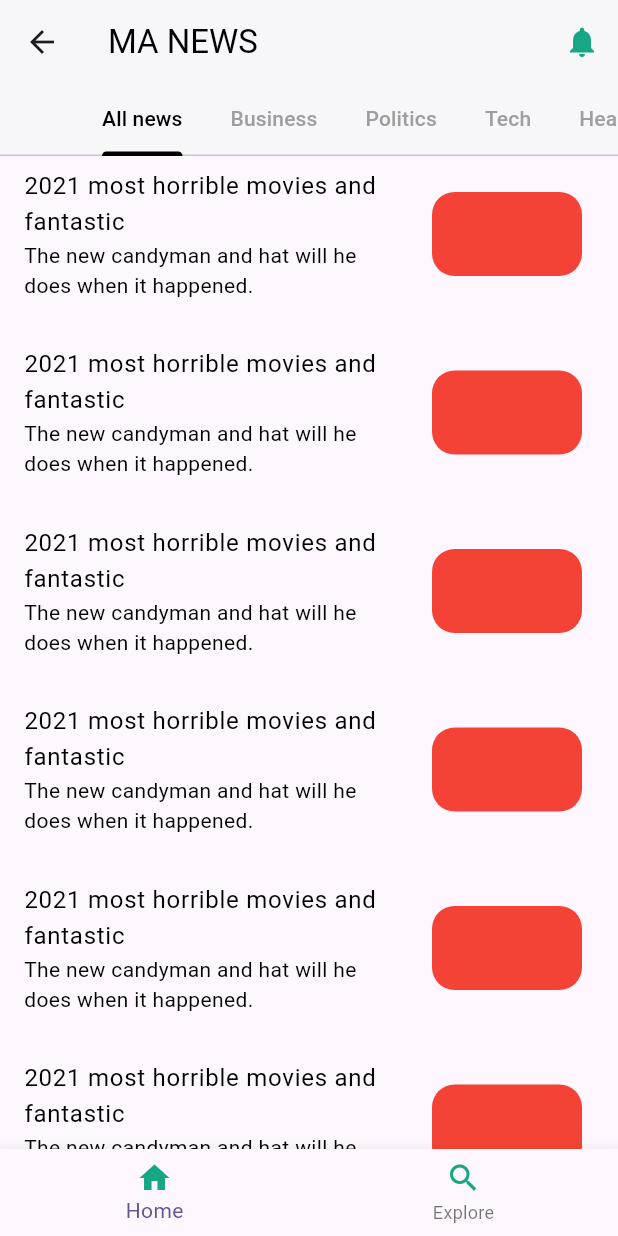
After one commit to MohamedAliShaltoot/MA-NEWS, a Flutter app: the HomeNewsScreen screen opened directly, on a phone screen of 412 x 824 dp. The commit adds this screen. Run offline on Flutter 3.47's test engine with Material 3 defaults, Android fonts, the light colour scheme and no system bars.

Commit message:
adding home screen body

```diff
--- /dev/null
+++ b/lib/Screens/home_screen.dart
@@ -0,0 +1,80 @@
+import 'package:flutter/material.dart';
+
+class HomeNewsScreen extends StatelessWidget {
+  const HomeNewsScreen({super.key});
+
+  @override
+  Widget build(BuildContext context) {
+    return DefaultTabController(length: 6,
+    child: Scaffold(
+
+        bottomNavigationBar: BottomNavigationBar(
+          //backgroundColor: ,
+          currentIndex: 0,
+          items: const [
+            BottomNavigationBarItem(
+              icon: Icon(Icons.home,color: Color(0xff18A785)),
+              label: 'Home',
+            ),
+            BottomNavigationBarItem(
+              icon: Icon(Icons.search,color: Color(0xff18A785)),
+              label: 'Explore',
+            ),
+          ],
+        ),
+appBar: AppBar(
+
+   title: const Text(
+            'MA NEWS',
+            style: TextStyle(color: Colors.black),
+          ),
+          backgroundColor: Colors.white,
+          elevation: 1,
+          actions: [
+            IconButton(
+              icon: const Icon(Icons.notifications, color: Color(0xff18A785)),
+              onPressed: () {},
+            ),
+          ],
+           bottom: const TabBar(
+            isScrollable: true,
+            labelColor: Colors.black,
+            unselectedLabelColor: Colors.grey,
+            indicatorColor: Colors.black,
+            tabs: [
+              Tab(text: 'All news',),
+              Tab(text: 'Business'),
+              Tab(text: 'Politics'),
+              Tab(text: 'Tech'),
+              Tab(text: 'Healthy'),
+              Tab(text: 'Science'),
+            ],
+          ),
+        ),
+        body: ListView.separated(itemBuilder: (BuildContext context, int index) {
+          return ListTile(
+            trailing: Container(
+              width: 100,
+              height: 300,
+
+              decoration: BoxDecoration(
+                color: Colors.red,
+                borderRadius: BorderRadius.circular(15)
+              ),),
+            title: const Text("2021 most horrible movies and fantastic "
+            ,style: TextStyle(color:Colors.black ),),
+            subtitle: const Text("The new candyman and hat will he does when it happened. ",
+            style: TextStyle(color:Colors.black ),),
+          );
+          },
+         itemCount: 14,
+          separatorBuilder: (BuildContext context, int index) {
+            return const SizedBox(height: 15,);
+           },),
+
+
+),
+    );
+
+  }
+}
--- /dev/null
+++ b/lib/counter_app.dart
@@ -0,0 +1,57 @@
+import 'package:flutter/material.dart';
+
+class MyHomePage extends StatefulWidget {
+  const MyHomePage({super.key, required this.title});
+
+
+
+  final String title;
+
+  @override
+  State<MyHomePage> createState() => _MyHomePageState();
+}
+
+class _MyHomePageState extends State<MyHomePage> {
+  int _counter = 0;
+
+  void _incrementCounter() {
+    setState(() {
+
+      _counter++;
+    });
+  }
+
+  @override
+  Widget build(BuildContext context) {
+
+    return Scaffold(
+      appBar: AppBar(
+
+        backgroundColor: Theme.of(context).colorScheme.inversePrimary,
+
+        title: Text(widget.title),
+      ),
+      body: Center(
+
+        child: Column(
+
+          mainAxisAlignment: MainAxisAlignment.center,
+          children: <Widget>[
+            const Text(
+              'You have pushed the button this many times:',
+            ),
+            Text(
+              '$_counter',
+              style: Theme.of(context).textTheme.headlineMedium,
+            ),
+          ],
+        ),
+      ),
+      floatingActionButton: FloatingActionButton(
+        onPressed: _incrementCounter,
+        tooltip: 'Increment',
+        child: const Icon(Icons.add),
+      ),
+    );
+  }
+}
--- a/lib/main.dart
+++ b/lib/main.dart
@@ -1,4 +1,5 @@
 import 'package:flutter/material.dart';
+import 'package:ma_news/counter_app.dart';
 
 void main() {
   runApp(const MyApp());
@@ -7,27 +8,14 @@ void main() {
 class MyApp extends StatelessWidget {
   const MyApp({super.key});
 
-  // This widget is the root of your application.
+
   @override
   Widget build(BuildContext context) {
     return MaterialApp(
+      debugShowCheckedModeBanner: false,
       title: 'Flutter Demo',
       theme: ThemeData(
-        // This is the theme of your application.
-        //
-        // TRY THIS: Try running your application with "flutter run". You'll see
-        // the application has a purple toolbar. Then, without quitting the app,
-        // try changing the seedColor in the colorScheme below to Colors.green
-        // and then invoke "hot reload" (save your changes or press the "hot
-        // reload" button in a Flutter-supported IDE, or press "r" if you used
-        // the command line to start the app).
-        //
-        // Notice that the counter didn't reset back to zero; the application
-        // state is not lost during the reload. To reset the state, use hot
-        // restart instead.
-        //
-        // This works for code too, not just values: Most code changes can be
-        // tested with just a hot reload.
+
         colorScheme: ColorScheme.fromSeed(seedColor: Colors.deepPurple),
         useMaterial3: true,
       ),
@@ -35,91 +23,3 @@ class MyApp extends StatelessWidget {
     );
   }
 }
-
-class MyHomePage extends StatefulWidget {
-  const MyHomePage({super.key, required this.title});
-
-  // This widget is the home page of your application. It is stateful, meaning
-  // that it has a State object (defined below) that contains fields that affect
-  // how it looks.
-
-  // This class is the configuration for the state. It holds the values (in this
-  // case the title) provided by the parent (in this case the App widget) and
-  // used by the build method of the State. Fields in a Widget subclass are
-  // always marked "final".
-
-  final String title;
-
-  @override
-  State<MyHomePage> createState() => _MyHomePageState();
-}
-
-class _MyHomePageState extends State<MyHomePage> {
-  int _counter = 0;
-
-  void _incrementCounter() {
-    setState(() {
-      // This call to setState tells the Flutter framework that something has
-      // changed in this State, which causes it to rerun the build method below
-      // so that the display can reflect the updated values. If we changed
-      // _counter without calling setState(), then the build method would not be
-      // called again, and so nothing would appear to happen.
-      _counter++;
-    });
-  }
-
-  @override
-  Widget build(BuildContext context) {
-    // This method is rerun every time setState is called, for instance as done
-    // by the _incrementCounter method above.
-    //
-    // The Flutter framework has been optimized to make rerunning build methods
-    // fast, so that you can just rebuild anything that needs updating rather
-    // than having to individually change instances of widgets.
-    return Scaffold(
-      appBar: AppBar(
-        // TRY THIS: Try changing the color here to a specific color (to
-        // Colors.amber, perhaps?) and trigger a hot reload to see the AppBar
-        // change color while the other colors stay the same.
-        backgroundColor: Theme.of(context).colorScheme.inversePrimary,
-        // Here we take the value from the MyHomePage object that was created by
-        // the App.build method, and use it to set our appbar title.
-        title: Text(widget.title),
-      ),
-      body: Center(
-        // Center is a layout widget. It takes a single child and positions it
-        // in the middle of the parent.
-        child: Column(
-          // Column is also a layout widget. It takes a list of children and
-          // arranges them vertically. By default, it sizes itself to fit its
-          // children horizontally, and tries to be as tall as its parent.
-          //
-          // Column has various properties to control how it sizes itself and
-          // how it positions its children. Here we use mainAxisAlignment to
-          // center the children vertically; the main axis here is the vertical
-          // axis because Columns are vertical (the cross axis would be
-          // horizontal).
-          //
-          // TRY THIS: Invoke "debug painting" (choose the "Toggle Debug Paint"
-          // action in the IDE, or press "p" in the console), to see the
-          // wireframe for each widget.
-          mainAxisAlignment: MainAxisAlignment.center,
-          children: <Widget>[
-            const Text(
-              'You have pushed the button this many times:',
-            ),
-            Text(
-              '$_counter',
-              style: Theme.of(context).textTheme.headlineMedium,
-            ),
-          ],
-        ),
-      ),
-      floatingActionButton: FloatingActionButton(
-        onPressed: _incrementCounter,
-        tooltip: 'Increment',
-        child: const Icon(Icons.add),
-      ), // This trailing comma makes auto-formatting nicer for build methods.
-    );
-  }
-}
```
